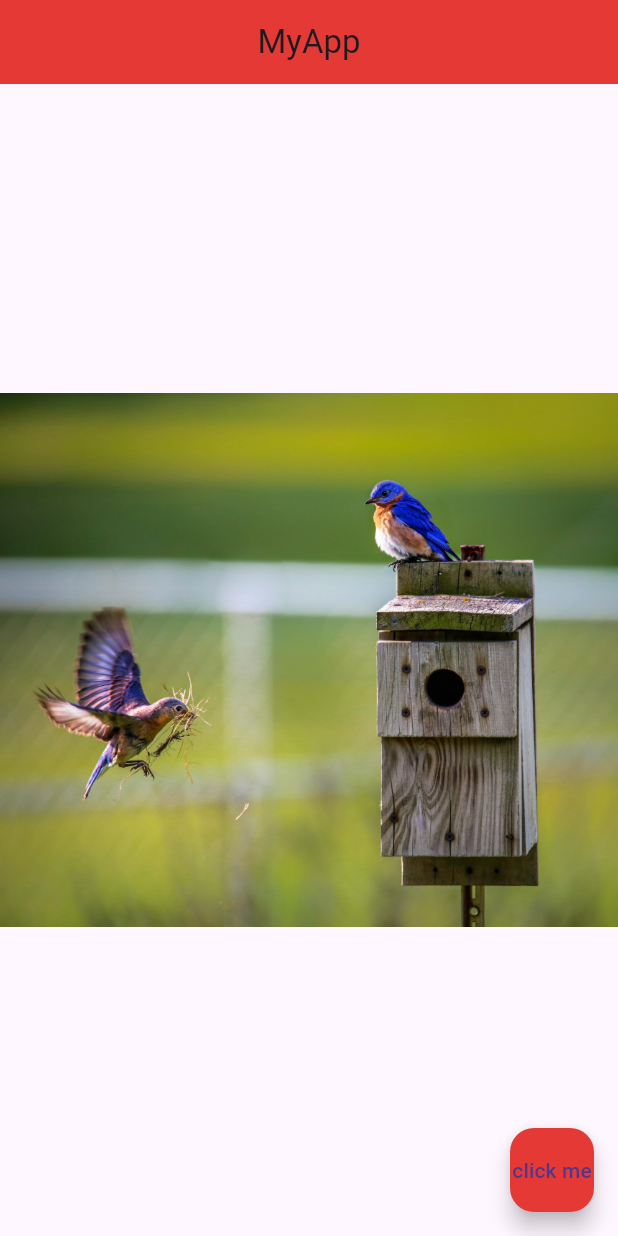
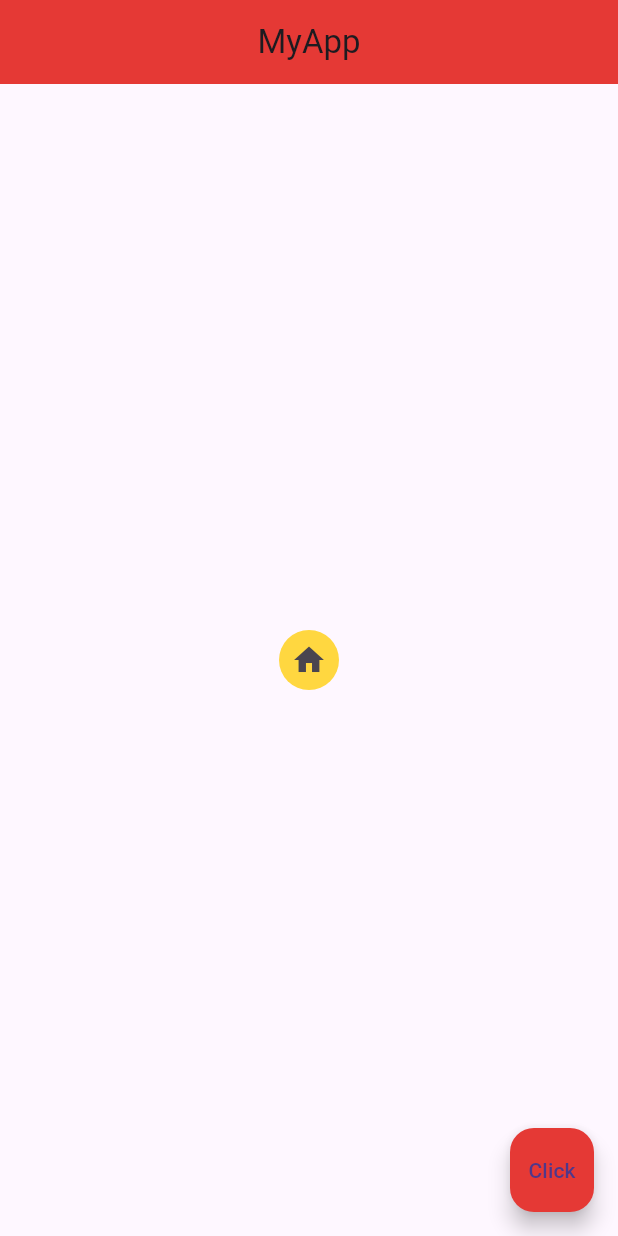
Before and after one commit to mukeshpandey13/FlutterApp_Development, a Flutter app: the screen it shows after launch, on a phone screen of 412 x 824 dp. Run offline on Flutter 3.47's test engine with Material 3 defaults, Android fonts, the phone set to English and light mode, and no system bars.

Commit message:
#9 - Buttons & Icons

```diff
--- a/lib/main.dart
+++ b/lib/main.dart
@@ -1,11 +1,10 @@
 import 'package:flutter/material.dart';
 
 void main() => runApp(MaterialApp(
-  home:Home(),
+      home: Home(),
     ));
 
-
-// stateless widget
+// Stateless widget
 class Home extends StatelessWidget {
   const Home({super.key});
 
@@ -15,34 +14,55 @@ class Home extends StatelessWidget {
       appBar: AppBar(
         title: Text('MyApp'),
         centerTitle: true,
-
-// For background color
         backgroundColor: Colors.red[600],
       ),
       body: Center(
+          // Button with onPressed callback
+          //##Elevated button (just uncomment to use elevated button)
+          // child: ElevatedButton(
 
-      // for image
-      // ## LOCAL IMAGE
-      child: Image.asset('assetss/image2.jpg'),
+          // ## text button
+          // child: TextButton(
+          //   onPressed: () {
+          //     print('You clicked me');
+          //   },
 
+          //   child: Text('Click me'),
+          //   style: ElevatedButton.styleFrom(
+          //     backgroundColor: Colors.black12
+          //   ),
+          // ),
 
-      // ## NETWORK IMAGE
-      // child: Image(image: NetworkImage('https://images.pexels.com/photos/29276458/pexels-photo-29276458/free-photo-of-colorful-wooden-houses-in-bergen-norway.jpeg?auto=compress&cs=tinysrgb&w=600&lazy=load'))
+          // ##adding icon in button
+        //  child: ElevatedButton.icon(onPressed: (){},
+        //  icon: Icon(Icons.mail),
+        //   label: Text('Mail Me'),
+        //   style: ElevatedButton.styleFrom(
+        //     backgroundColor: Colors.cyan
+        //   ),
+        //   ),
+
+        //## clickable icon
+        child: IconButton(onPressed: (){
+          print('You click Me');
+        }, icon: Icon(Icons.home),
+        style: ElevatedButton.styleFrom(
+          backgroundColor: Colors.amberAccent
         ),
-
-    // for button
+        ),
+          ),
       floatingActionButton: FloatingActionButton(
         onPressed: () {},
-      child: Text('click me'),
-
-// button color
+        child: Text('Click'),
         backgroundColor: Colors.red[600],
       ),
     );
   }
 }
+
 // NOte (this course lesson)
-// --1)Network Image (line2 5)
-//     child:Image.Network('url'),
-// --2)Assets Image(line 26)
-//     child.Image.asset('path'),
+// --1) Icon (linet 25)
+// --2) ElevatedButton (linet 22)
+// --3)Text  buttton (linet 25)
+// ##adding icon in button (linet 36)
+//## clickable icon(line 45  to52)
```
Also changed, not shown: 1 other file. Lines whose indentation alone changed are shown as unchanged.
